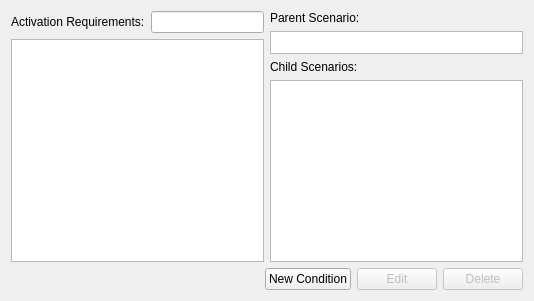
Qt form simon/src/simoncontextui/contextdialog.ui (KDE/simon) before a commit.
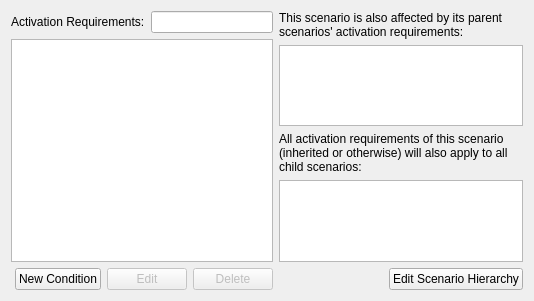
The same form after that commit. Custom widgets are drawn as their Qt base class.

Commit message: >fixed context view UI, (still need to make edit scenario hierarchy button open the scenario manager)

The edit to the form file:
```diff
--- a/simon/src/simoncontextui/contextdialog.ui
+++ b/simon/src/simoncontextui/contextdialog.ui
@@ -13,11 +13,11 @@
   <property name="windowTitle">
    <string>Form</string>
   </property>
-  <layout class="QVBoxLayout" name="verticalLayout_4">
+  <layout class="QVBoxLayout" name="verticalLayout_5">
    <item>
-    <layout class="QVBoxLayout" name="verticalLayout_3">
+    <layout class="QHBoxLayout" name="horizontalLayout_4">
      <item>
-      <layout class="QHBoxLayout" name="horizontalLayout_3">
+      <layout class="QVBoxLayout" name="verticalLayout_3">
        <item>
         <layout class="QVBoxLayout" name="verticalLayout">
          <item>
@@ -57,34 +57,81 @@
         </layout>
        </item>
        <item>
-        <layout class="QVBoxLayout" name="verticalLayout_2">
+        <layout class="QHBoxLayout" name="horizontalLayout">
          <item>
-          <widget class="QLabel" name="lbParentScenario">
+          <spacer name="horizontalSpacer">
+           <property name="orientation">
+            <enum>Qt::Horizontal</enum>
+           </property>
+           <property name="sizeHint" stdset="0">
+            <size>
+             <width>40</width>
+             <height>20</height>
+            </size>
+           </property>
+          </spacer>
+         </item>
+         <item>
+          <widget class="QPushButton" name="pbNewCondition">
            <property name="text">
-            <string>Parent Scenario:</string>
+            <string>New Condition</string>
            </property>
           </widget>
          </item>
          <item>
-          <widget class="QListWidget" name="lwParentScenario">
+          <widget class="QPushButton" name="pbEditCondition">
+           <property name="enabled">
+            <bool>false</bool>
+           </property>
            <property name="sizePolicy">
-            <sizepolicy hsizetype="Expanding" vsizetype="Maximum">
+            <sizepolicy hsizetype="Minimum" vsizetype="Fixed">
              <horstretch>0</horstretch>
              <verstretch>0</verstretch>
             </sizepolicy>
            </property>
-           <property name="maximumSize">
-            <size>
-             <width>16777215</width>
-             <height>23</height>
-            </size>
+           <property name="text">
+            <string>Edit</string>
            </property>
           </widget>
+         </item>
+         <item>
+          <widget class="QPushButton" name="pbDeleteCondition">
+           <property name="enabled">
+            <bool>false</bool>
+           </property>
+           <property name="text">
+            <string>Delete</string>
+           </property>
+          </widget>
+         </item>
+        </layout>
+       </item>
+      </layout>
+     </item>
+     <item>
+      <layout class="QVBoxLayout" name="verticalLayout_4">
+       <item>
+        <layout class="QVBoxLayout" name="verticalLayout_2">
+         <item>
+          <widget class="QLabel" name="lbParentScenario">
+           <property name="text">
+            <string>This scenario is also affected by its parent scenarios' activation requirements:</string>
+           </property>
+           <property name="wordWrap">
+            <bool>true</bool>
+           </property>
+          </widget>
+         </item>
+         <item>
+          <widget class="QListWidget" name="lwParentActivationRequirements"/>
          </item>
          <item>
           <widget class="QLabel" name="lbChildScenarios">
            <property name="text">
-            <string>Child Scenarios:</string>
+            <string>All activation requirements of this scenario (inherited or otherwise) will also apply to all child scenarios:</string>
+           </property>
+           <property name="wordWrap">
+            <bool>true</bool>
            </property>
           </widget>
          </item>
@@ -102,55 +149,29 @@
          </item>
         </layout>
        </item>
-      </layout>
-     </item>
-     <item>
-      <layout class="QHBoxLayout" name="horizontalLayout">
        <item>
-        <spacer name="horizontalSpacer">
-         <property name="orientation">
-          <enum>Qt::Horizontal</enum>
-         </property>
-         <property name="sizeHint" stdset="0">
-          <size>
-           <width>40</width>
-           <height>20</height>
-          </size>
-         </property>
-        </spacer>
-       </item>
-       <item>
-        <widget class="QPushButton" name="pbNewCondition">
-         <property name="text">
-          <string>New Condition</string>
-         </property>
-        </widget>
-       </item>
-       <item>
-        <widget class="QPushButton" name="pbEditCondition">
-         <property name="enabled">
-          <bool>false</bool>
-         </property>
-         <property name="sizePolicy">
-          <sizepolicy hsizetype="Minimum" vsizetype="Fixed">
-           <horstretch>0</horstretch>
-           <verstretch>0</verstretch>
-          </sizepolicy>
-         </property>
-         <property name="text">
-          <string>Edit</string>
-         </property>
-        </widget>
-       </item>
-       <item>
-        <widget class="QPushButton" name="pbDeleteCondition">
-         <property name="enabled">
-          <bool>false</bool>
-         </property>
-         <property name="text">
-          <string>Delete</string>
-         </property>
-        </widget>
+        <layout class="QHBoxLayout" name="horizontalLayout_3">
+         <item>
+          <spacer name="horizontalSpacer_2">
+           <property name="orientation">
+            <enum>Qt::Horizontal</enum>
+           </property>
+           <property name="sizeHint" stdset="0">
+            <size>
+             <width>40</width>
+             <height>20</height>
+            </size>
+           </property>
+          </spacer>
+         </item>
+         <item>
+          <widget class="QPushButton" name="pbEditHierarchy">
+           <property name="text">
+            <string>Edit Scenario Hierarchy</string>
+           </property>
+          </widget>
+         </item>
+        </layout>
        </item>
       </layout>
      </item>
```
The commit also changes 1 other file.
